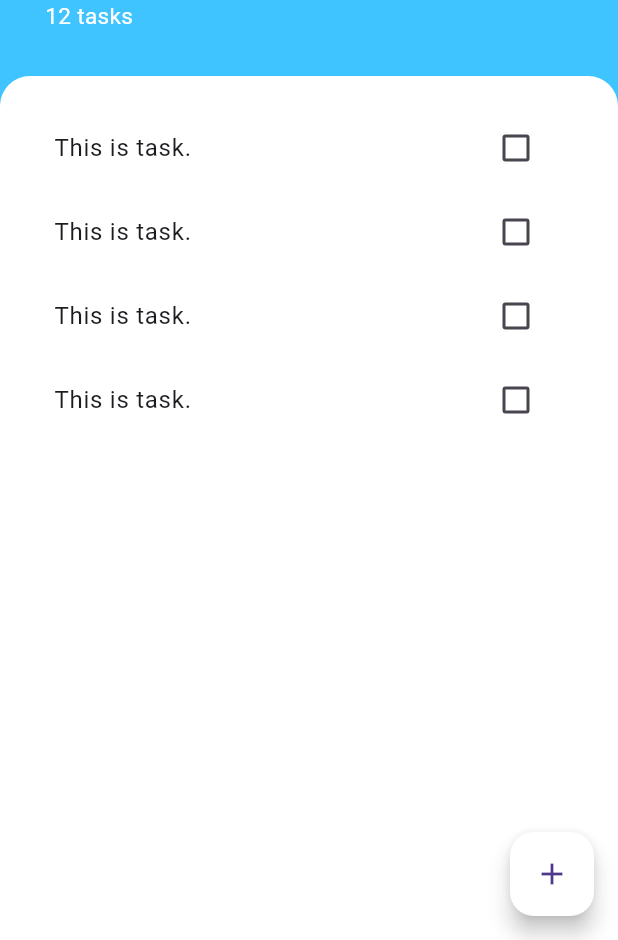
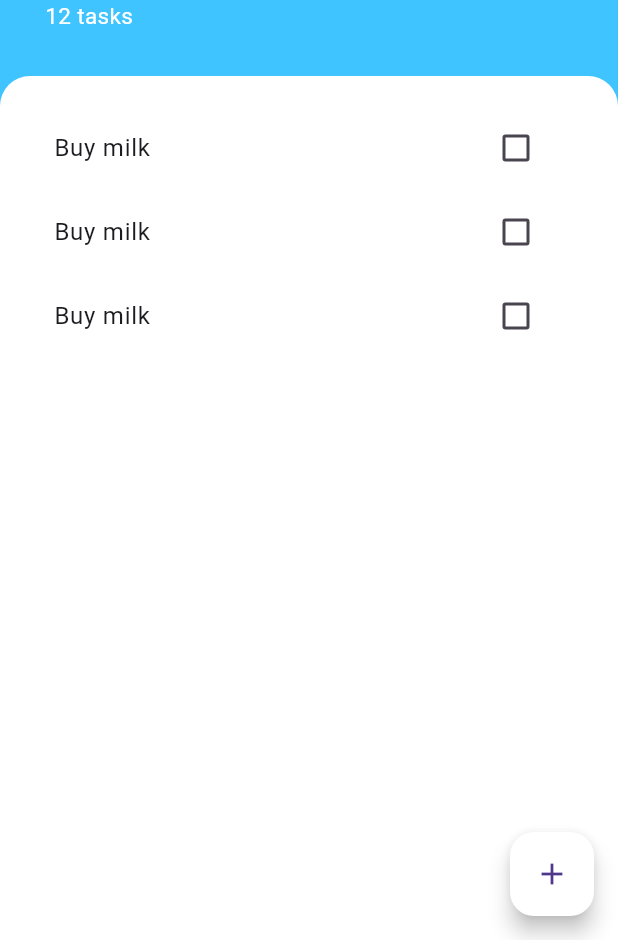
Before and after one commit to Altynbek2021/todo_list, a Flutter app: the screen it shows after launch, on a phone screen of 412 x 824 dp, the part 296-1236 px from its top. Run offline on Flutter 3.47's test engine with Material 3 defaults, Android fonts, the phone set to English and light mode, and no system bars.

Commit message:
refactored listview

```diff
--- a/lib/addtaskto.dart
+++ b/lib/addtaskto.dart
@@ -1,4 +1,5 @@
 import 'package:flutter/material.dart';
+import 'package:todo_list/task.dart';
 
 class AddtasktoScreen extends StatelessWidget {
   const AddtasktoScreen({super.key});
--- /dev/null
+++ b/lib/task.dart
@@ -0,0 +1,10 @@
+class Task {
+  final String name;
+  bool isDone;
+
+  Task({this.isDone = false, required this.name});
+
+  void toggleDone() {
+    isDone = !isDone;
+  }
+}
--- a/lib/tasklist.dart
+++ b/lib/tasklist.dart
@@ -1,16 +1,43 @@
 import 'package:flutter/material.dart';
+import 'package:todo_list/task.dart';
 import 'package:todo_list/tasktile.dart';
 
-class Tasks_List extends StatelessWidget {
+class TasksList extends StatefulWidget {
+  @override
+  State<TasksList> createState() => _TasksListState();
+}
+
+class _TasksListState extends State<TasksList> {
+  List<Task> tasks = [
+    Task(name: "Buy milk"),
+    Task(name: "Buy milk"),
+    Task(name: "Buy milk")
+  ];
+
   @override
   Widget build(BuildContext context) {
-    return ListView(
-      children: [
-        TaskTile(),
-        TaskTile(),
-        TaskTile(),
-        TaskTile(),
-      ],
+    return ListView.builder(
+      itemBuilder: (context, index) {
+        return TaskTile(
+          isChecked: tasks[index].isDone,
+          taskTile: tasks[index].name,
+          checkBoxCallback: (checkboxState) {
+            setState(() {
+              tasks[index].toggleDone();
+            });
+          },
+        );
+      },
+      itemCount: tasks.length,
     );
+    // return ListView(
+    //   children: [
+    //     TaskTile(
+
+    //       taskTile: tasks[0].name,
+    //       isChecked: tasks[0].isDone,
+    //     ),
+    //   ],
+    // );
   }
 }
--- a/lib/tasktile.dart
+++ b/lib/tasktile.dart
@@ -1,51 +1,42 @@
 import 'package:flutter/material.dart';
 
-class TaskTile extends StatefulWidget {
-  @override
-  State<TaskTile> createState() => _TaskTileState();
-}
+class TaskTile extends StatelessWidget {
+  TaskTile({
+    required this.isChecked,
+    required this.taskTile,
+    required this.checkBoxCallback,
+  });
 
-class _TaskTileState extends State<TaskTile> {
-  bool isChecked = false;
+  final bool isChecked;
+  final String taskTile;
+  final Function(bool?) checkBoxCallback;
 
   @override
   Widget build(BuildContext context) {
     return ListTile(
-      title: Text(
-        "This is task.",
-        style: TextStyle(
-            decoration: isChecked ? TextDecoration.lineThrough : null),
-      ),
-      trailing: CustomChekbox(
-          newvalue: isChecked,
-          changeValue: (newvalue) {
-            setState(() {
-              isChecked = newvalue;
-            });
-          }),
-    );
+        title: Text(
+          taskTile,
+          style: TextStyle(
+              decoration: isChecked ? TextDecoration.lineThrough : null),
+        ),
+        trailing: Checkbox(value: isChecked, onChanged: checkBoxCallback));
   }
 }
 
-class CustomChekbox extends StatelessWidget {
-  const CustomChekbox({
-    super.key,
-    required this.newvalue,
-    required this.changeValue,
-  });
-  final bool newvalue;
-  final Function changeValue;
+// class CustomChekbox extends StatelessWidget {
+//   const CustomChekbox({
+//     super.key,
+//     required this.newvalue,
+//     required this.changeValue,
+//   });
+//   final bool newvalue;
+//   final ValueChanged changeValue;
 
-  @override
-  Widget build(BuildContext context) {
-    return Checkbox(
-      value: newvalue,
-      onChanged: (condition) {
-        changeValue(condition);
-        //   setState(() {
-        //     isChecked = condition!;
-        //   });
-      },
-    );
-  }
-}
+//   @override
+//   Widget build(BuildContext context) {
+//     return Checkbox(
+//       value: newvalue,
+//       onChanged: changeValue,
+//     );
+//   }
+// }
--- a/lib/tastks.dart
+++ b/lib/tastks.dart
@@ -74,7 +74,7 @@ class TasksScreen extends StatelessWidget {
                   topRight: Radius.circular(20),
                 ),
               ),
-              child: Tasks_List(),
+              child: TasksList(),
             ),
           )
         ],
```
